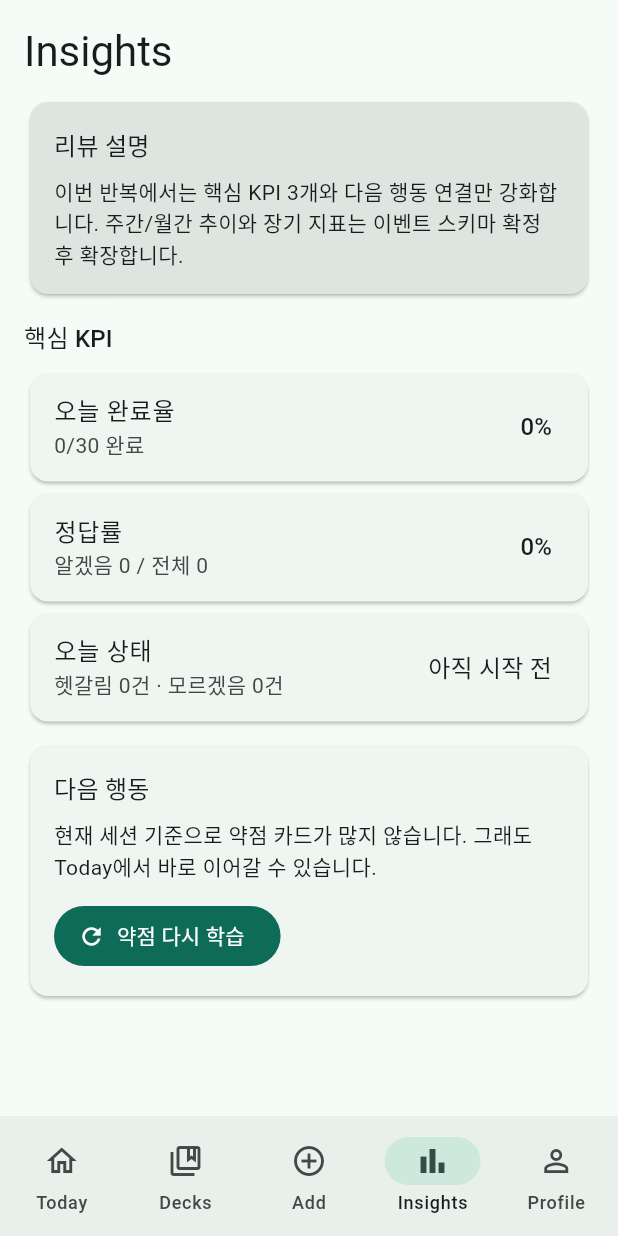
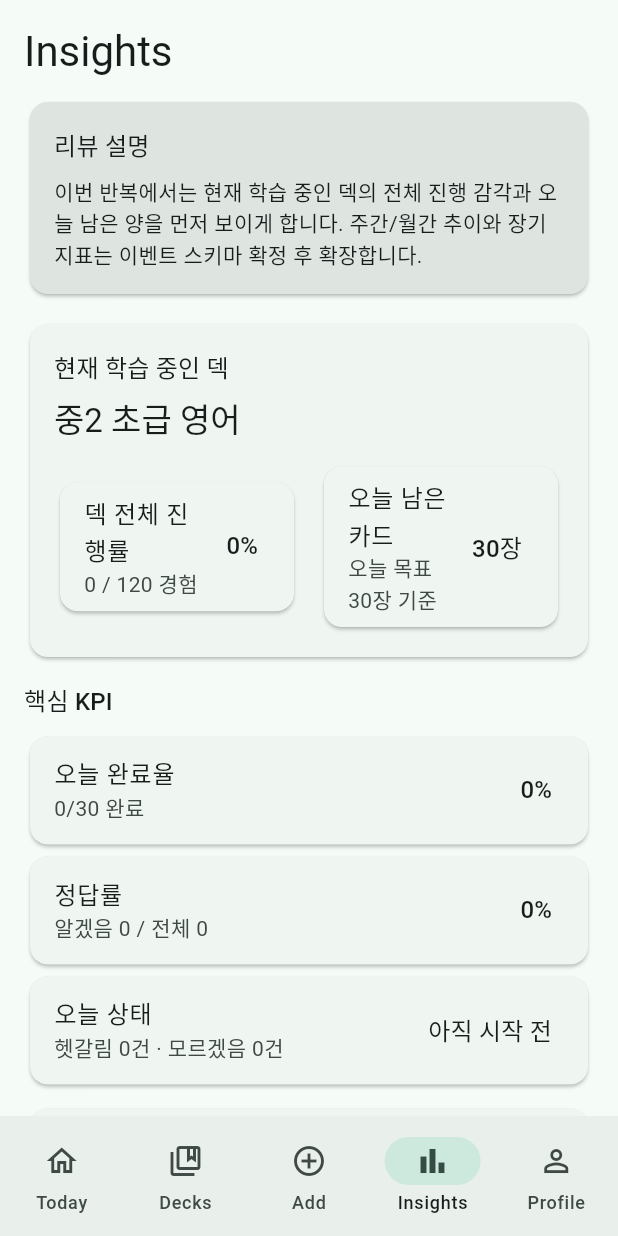
Before and after one commit to 0807ksc/repeato, a Flutter app: the screen it shows after launch, item 4 of the bottom bar chosen, on a phone screen of 412 x 824 dp. Run offline on Flutter 3.47's test engine with Material 3 defaults, Android fonts, the phone set to English and light mode, and no system bars.

Commit message:
feat: add insights deck progress summary (#12)
Co-authored-by: sungchul kang <sungchulkang@sungchului-MacBookPro.local>

```diff
--- a/app/lib/app_root.dart
+++ b/app/lib/app_root.dart
@@ -150,6 +150,8 @@ class _AppRootState extends State<AppRoot> {
       ),
       InsightsScreen(
         stats: _stats,
+        deckName: '중2 초급 영어',
+        totalCards: _cards.length,
         onStartToday: () => setState(() => _currentIndex = 0),
       ),
       ProfileScreen(
--- a/app/lib/screens/insights_screen.dart
+++ b/app/lib/screens/insights_screen.dart
@@ -7,10 +7,14 @@ class InsightsScreen extends StatelessWidget {
   const InsightsScreen({
     super.key,
     required this.stats,
+    required this.deckName,
+    required this.totalCards,
     required this.onStartToday,
   });
 
   final SessionStats stats;
+  final String deckName;
+  final int totalCards;
   final VoidCallback onStartToday;
 
   @override
@@ -18,6 +22,9 @@ class InsightsScreen extends StatelessWidget {
     final solved = stats.known + stats.unsure + stats.again;
     final accuracy = solved == 0 ? 0 : ((stats.known / solved) * 100).round();
     final completionRate = stats.target == 0 ? 0 : ((stats.completed / stats.target) * 100).round();
+    final deckProgressCount = stats.completed > totalCards ? totalCards : stats.completed;
+    final deckProgressRate = totalCards == 0 ? 0 : ((deckProgressCount / totalCards) * 100).round();
+    final todayRemaining = stats.target - stats.completed < 0 ? 0 : stats.target - stats.completed;
     final todayStatus = stats.done
         ? '오늘 목표 달성'
         : solved == 0
@@ -31,8 +38,42 @@ class InsightsScreen extends StatelessWidget {
         const SizedBox(height: 12),
         const ReviewNoteCard(
           title: '리뷰 설명',
-          body: '이번 반복에서는 핵심 KPI 3개와 다음 행동 연결만 강화합니다. '
+          body: '이번 반복에서는 현재 학습 중인 덱의 전체 진행 감각과 오늘 남은 양을 먼저 보이게 합니다. '
               '주간/월간 추이와 장기 지표는 이벤트 스키마 확정 후 확장합니다.',
+        ),
+        const SizedBox(height: 12),
+        Card(
+          child: Padding(
+            padding: const EdgeInsets.all(16),
+            child: Column(
+              crossAxisAlignment: CrossAxisAlignment.start,
+              children: [
+                Text('현재 학습 중인 덱', style: Theme.of(context).textTheme.titleMedium),
+                const SizedBox(height: 8),
+                Text(deckName, style: Theme.of(context).textTheme.titleLarge),
+                const SizedBox(height: 12),
+                Row(
+                  children: [
+                    Expanded(
+                      child: _MetricCard(
+                        title: '덱 전체 진행률',
+                        value: '$deckProgressRate%',
+                        subtitle: '$deckProgressCount / $totalCards 경험',
+                      ),
+                    ),
+                    const SizedBox(width: 12),
+                    Expanded(
+                      child: _MetricCard(
+                        title: '오늘 남은 카드',
+                        value: '$todayRemaining장',
+                        subtitle: '오늘 목표 ${stats.target}장 기준',
+                      ),
+                    ),
+                  ],
+                ),
+              ],
+            ),
+          ),
         ),
         const SizedBox(height: 12),
         Text('핵심 KPI', style: Theme.of(context).textTheme.titleMedium),
```
Also changed, not shown: 8 other files.
